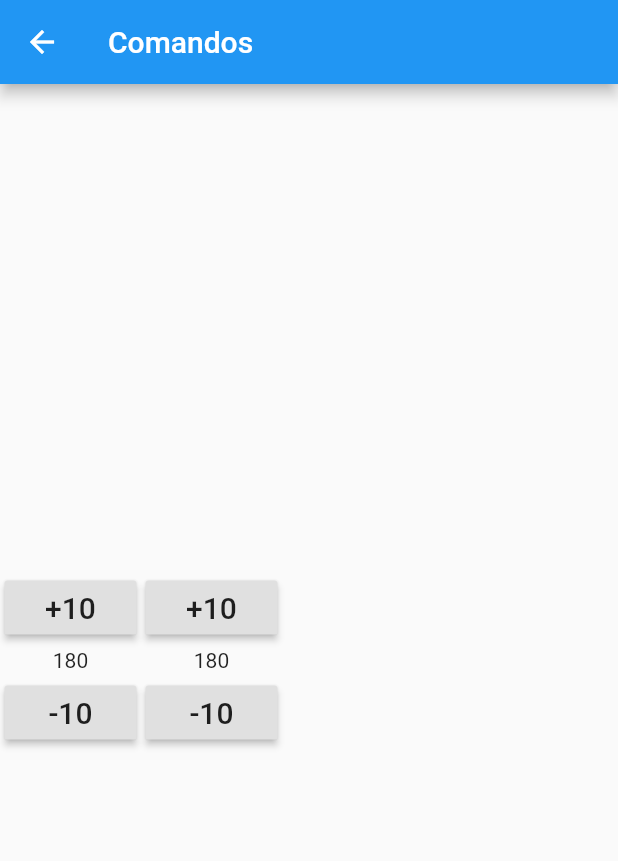
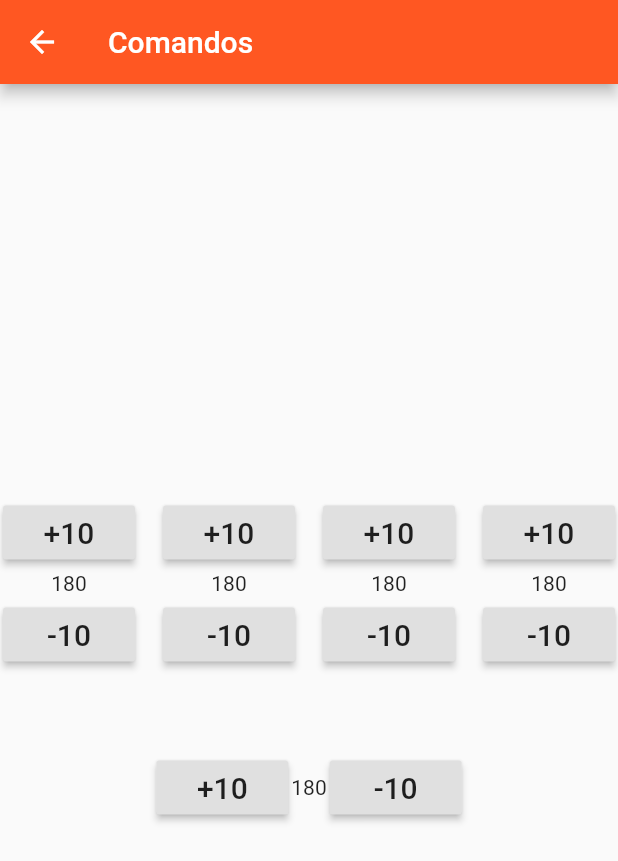
Before and after one commit to Marvin0555/Braco, a Flutter app: the screen it shows after launch, after a tap on "Entrar", on a phone screen of 412 x 824 dp. Shown: the top 861 px of the screen. Run offline on Flutter 3.47's test engine with Material 2 defaults, Android fonts, the phone set to English and light mode, and no system bars.

Commit message:
6 commit

```diff
--- a/app_new/lib/comando.dart
+++ b/app_new/lib/comando.dart
@@ -5,6 +5,10 @@ import 'package:http/http.dart' as http;
 
 int i = 180;
 int j = 180;
+int k = 180;
+int l = 180;
+int m = 180;
+const _base = 'https://coco-1f532.firebaseio.com/';
 
 class HomeScreent extends StatefulWidget {
   @override
@@ -19,7 +23,11 @@ class _HomeScreenState extends State<HomeScreent> {
           title: Text('Comandos'),
         ),
         body: Center(
-            child: Row(
+          child: Column(
+            mainAxisAlignment: MainAxisAlignment.center,
+            children: [
+              Row(
+                mainAxisAlignment: MainAxisAlignment.spaceBetween,
                 children: [
                   Column(
                     mainAxisSize: MainAxisSize.min,
@@ -37,36 +45,128 @@ class _HomeScreenState extends State<HomeScreent> {
                       Butoon('-10', motor2Sub),
                     ],
                   ),
+                  Column(
+                    mainAxisSize: MainAxisSize.min,
+                    children: <Widget>[
+                      Butoon('+10', motor3Soma),
+                      Text(k.toString()),
+                      Butoon('-10', motor3Sub),
                     ],
-        )));
+                  ),
+                  Column(
+                    mainAxisSize: MainAxisSize.min,
+                    children: <Widget>[
+                      Butoon('+10', motor4Soma),
+                      Text(l.toString()),
+                      Butoon('-10', motor4Sub),
+                    ],
+                  ),
+                ],
+              ),
+              SizedBox(
+                height: 50,
+              ),
+              Row(
+                mainAxisSize: MainAxisSize.min,
+                children: <Widget>[
+                  Butoon('+10', motor5Soma),
+                  Text(m.toString()),
+                  Butoon('-10', motor5Sub),
+                ],
+              ),
+            ],
+          ),
+        ));
   }
 
   Future<void> motor1Soma() async {
     setState(() {
-      i = i + 9;
+      if (i < 180) {
+        i = i + 10;
+        _motor01();
+      }
     });
-    _motor01();
   }
 
   Future<void> motor1Sub() async {
     setState(() {
-      i = i - 9;
+      if (i > 0) {
+        i = i - 10;
+        _motor01();
+      }
     });
-    _motor01();
   }
 
   Future<void> motor2Soma() async {
     setState(() {
-      j = j + 9;
+      if (j < 180) {
+        j = j + 10;
+        _motor02();
+      }
     });
-    _motor02();
   }
 
   Future<void> motor2Sub() async {
     setState(() {
-      j = j - 9;
+      if (j > 0) {
+        j = j - 10;
+        _motor02();
+      }
     });
-    _motor02();
+  }
+
+  Future<void> motor3Soma() async {
+    setState(() {
+      if (k < 180) {
+        k = k + 10;
+        _motor03();
+      }
+    });
+  }
+
+  Future<void> motor3Sub() async {
+    setState(() {
+      if (k > 0) {
+        k = k - 10;
+        _motor03();
+      }
+    });
+  }
+
+  Future<void> motor4Soma() async {
+    setState(() {
+      if (l < 180) {
+        l = l + 10;
+        _motor04();
+      }
+    });
+  }
+
+  Future<void> motor4Sub() async {
+    setState(() {
+      if (l > 0) {
+        l = l - 10;
+        _motor04();
+      }
+    });
+  }
+
+  Future<void> motor5Soma() async {
+    setState(() {
+      if (m < 180) {
+        m = m + 10;
+        _motor05();
+      }
+    });
+  }
+
+  Future<void> motor5Sub() async {
+    setState(() {
+      if (m > 0) {
+        m = m - 10;
+        _motor05();
+      }
+    });
   }
 }
 
@@ -78,25 +178,25 @@ class Butoon extends StatelessWidget {
   Butoon(this.textListe, this.ddd);
   Widget build(BuildContext context) {
     return Padding(
-        padding: const EdgeInsets.all(3),
+        padding: const EdgeInsets.all(2),
         child: RaisedButton(
-          onPressed: () {
-            ddd();
+          //color: Colors.green[300],
+          highlightColor: Colors.red,
+          //animationDuration: Duration(seconds: 2),
+          onHighlightChanged: (valor) {
+            print(valor);
           },
+          onPressed: () {},
           child: Text(textListe, style: TextStyle(fontSize: 20)),
         ));
   }
 }
 
-const _base = 'https://coco-1f532.firebaseio.com/';
 Future<void> _motor01() async {
   final respone = await http.patch(
     "$_base/.json",
     body: json.encode({'moto1': i}),
   );
-  // ignore: unused_local_variable
-  // final id = json.decode(respone.body)['name'];
-  //print(json.decode(respone.body));
 }
 
 Future<void> _motor02() async {
@@ -106,3 +206,27 @@ Future<void> _motor02() async {
     body: json.encode({'moto2': j}),
   );
 }
+
+Future<void> _motor03() async {
+  // ignore: unused_local_variable
+  final respone = await http.patch(
+    "$_base/.json",
+    body: json.encode({'moto3': k}),
+  );
+}
+
+Future<void> _motor04() async {
+  // ignore: unused_local_variable
+  final respone = await http.patch(
+    "$_base/.json",
+    body: json.encode({'moto4': l}),
+  );
+}
+
+Future<void> _motor05() async {
+  // ignore: unused_local_variable
+  final respone = await http.patch(
+    "$_base/.json",
+    body: json.encode({'moto5': m}),
+  );
+}
--- a/app_new/lib/main.dart
+++ b/app_new/lib/main.dart
@@ -14,7 +14,7 @@ class MyApp extends StatelessWidget {
   Widget build(BuildContext context) {
     return MaterialApp(
       theme: ThemeData(
-        primarySwatch: Colors.blue,
+        primarySwatch: Colors.deepOrange,
         visualDensity: VisualDensity.adaptivePlatformDensity,
       ),
       home: MyHomePage(title: 'APP Iot'),
@@ -68,6 +68,7 @@ class _MyHomePageState extends State<MyHomePage> {
             height: 100.0,
           ),
           RaisedButton(
+            color: Colors.green[300],
             onPressed: () {
               Navigator.of(context)
                   .push(MaterialPageRoute(builder: (context) => HomeScreent()));
```
Lines whose indentation alone changed are shown as unchanged.
